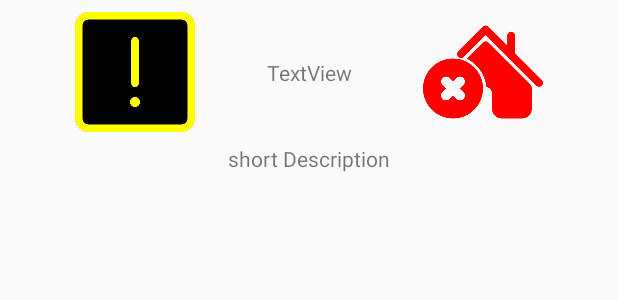
After one commit to 13-nate/Food-Safety-Inspections, an Android app: the layout violations_view.xml on its own in the app's theme, with its tools: preview values and no code run, on a phone screen of 412 x 824 dp. The commit adds this screen. Shown: the top 300 px of the screen. Run offline under Robolectric (Android 15) with nearby library versions, the phone set to English and light mode, and no system bars.

Commit message:
add drawables for violations

```diff
--- /dev/null
+++ b/app/src/main/res/layout/violations_view.xml
@@ -0,0 +1,48 @@
+<?xml version="1.0" encoding="utf-8"?>
+<androidx.constraintlayout.widget.ConstraintLayout xmlns:android="http://schemas.android.com/apk/res/android"
+    xmlns:app="http://schemas.android.com/apk/res-auto"
+    xmlns:tools="http://schemas.android.com/tools"
+    android:id="@+id/linearLayout3"
+    android:layout_width="match_parent"
+    android:layout_height="match_parent">
+
+    <ImageView
+        android:id="@+id/imgViolation"
+        android:layout_width="80dp"
+        android:layout_height="80dp"
+        android:layout_marginEnd="50dp"
+        app:layout_constraintBottom_toBottomOf="@+id/imgCritical"
+        app:layout_constraintEnd_toEndOf="parent"
+        app:layout_constraintTop_toTopOf="@+id/imgCritical"
+        app:srcCompat="@drawable/bad_building" />
+
+    <ImageView
+        android:id="@+id/imgCritical"
+        android:layout_width="80dp"
+        android:layout_height="80dp"
+        android:layout_marginStart="50dp"
+        android:layout_marginTop="8dp"
+        app:layout_constraintStart_toStartOf="parent"
+        app:layout_constraintTop_toTopOf="parent"
+        app:srcCompat="@drawable/non_critical_violation" />
+
+    <TextView
+        android:id="@+id/txtShortDescription"
+        android:layout_width="wrap_content"
+        android:layout_height="wrap_content"
+        android:layout_marginTop="8dp"
+        android:text="short Description"
+        app:layout_constraintEnd_toEndOf="@+id/imgViolation"
+        app:layout_constraintStart_toStartOf="@+id/imgCritical"
+        app:layout_constraintTop_toBottomOf="@+id/imgCritical" />
+
+    <TextView
+        android:id="@+id/txtViolaionId"
+        android:layout_width="wrap_content"
+        android:layout_height="wrap_content"
+        android:text="TextView"
+        app:layout_constraintBottom_toBottomOf="@+id/imgCritical"
+        app:layout_constraintEnd_toStartOf="@+id/imgViolation"
+        app:layout_constraintStart_toEndOf="@+id/imgCritical"
+        app:layout_constraintTop_toTopOf="@+id/imgCritical" />
+</androidx.constraintlayout.widget.ConstraintLayout>
```
Also changed, not shown: app/src/main/AndroidManifest.xml (+6 -5 lines), app/src/main/java/ca/sfu/cmpt276projectaluminium/UI/InspectionDetails.java (added, +278 -0 lines), app/src/main/java/ca/sfu/cmpt276projectaluminium/UI/RestaurantDetail.java (+11 -9 lines), app/src/main/res/layout/activity_inspection_details.xml (added, +79 -0 lines), app/src/main/res/drawable/no_smoking.png (added), app/src/main/res/layout/inspections_view.xml (renamed from app/src/main/res/layout/listviewlayout.xml), 1 other file.
